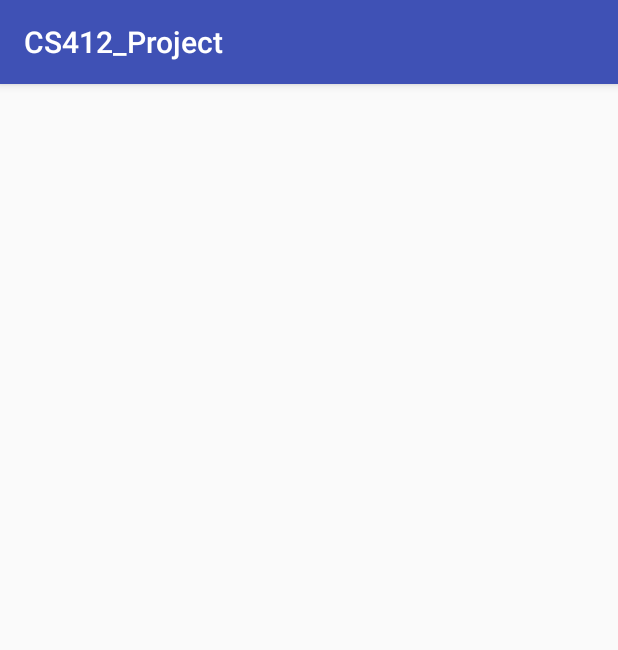
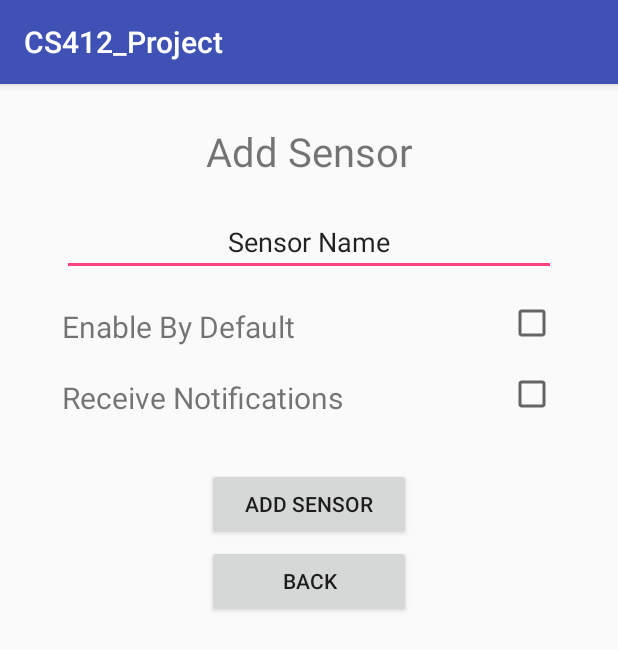
Before and after one commit to CelestialSurfer94/OpenIRSecurity, an Android app: the Activity_AddSensor screen opened directly, with no data from a screen before it, on a phone screen of 412 x 824 dp. Shown: the top 650 px of the screen. Run offline under Robolectric (Android 15) with nearby library versions, the phone set to English and light mode, and no system bars.

Commit message:
Added content to Add Sensor page and some functionality to buttons

```diff
--- a/app/src/main/java/cs412_project/csci412/wwu/edu/cs412_project/Activity_AddSensor.java
+++ b/app/src/main/java/cs412_project/csci412/wwu/edu/cs412_project/Activity_AddSensor.java
@@ -2,6 +2,10 @@ package cs412_project.csci412.wwu.edu.cs412_project;
 
 import android.support.v7.app.AppCompatActivity;
 import android.os.Bundle;
+import android.view.View;
+import android.widget.CheckBox;
+import android.widget.EditText;
+import android.widget.Toast;
 
 public class Activity_AddSensor extends AppCompatActivity {
 
@@ -10,4 +14,25 @@ public class Activity_AddSensor extends AppCompatActivity {
         super.onCreate(savedInstanceState);
         setContentView(R.layout.activity_addsensor);
     }
+
+    public void createDevice(View v){
+        EditText name_field = (EditText) findViewById(R.id.name_field);
+        CheckBox enable_check = (CheckBox) findViewById(R.id.enable_check);
+        CheckBox receive_check = (CheckBox) findViewById(R.id.receive_check);
+        boolean armed = enable_check.isChecked();
+        boolean receive = receive_check.isChecked();
+        Device d = new Device(name_field.getText().toString());
+        d.setArmed(armed);
+
+        //TODO: Add sensor to user, once user is known
+
+        //Resets EditText and CheckBox's so that user can add another device
+        Toast.makeText(this, "Sensor Added", Toast.LENGTH_LONG).show();
+        name_field.setText("Sensor Name");
+        enable_check.setChecked(false);
+        receive_check.setChecked(false);
+    }
+    public void goBack(View v){
+        this.finish();
+    }
 }
--- a/app/src/main/res/layout/activity_addsensor.xml
+++ b/app/src/main/res/layout/activity_addsensor.xml
@@ -6,4 +6,84 @@
     android:layout_height="match_parent"
     tools:context="cs412_project.csci412.wwu.edu.cs412_project.Activity_AddSensor">
 
+
+    <TextView
+        android:layout_width="wrap_content"
+        android:layout_height="wrap_content"
+        android:id="@+id/header"
+        android:text="@string/add_sensor_title"
+        app:layout_constraintRight_toRightOf="parent"
+        app:layout_constraintLeft_toLeftOf="parent"
+        app:layout_constraintTop_toTopOf="parent"
+        android:layout_marginTop="40px"
+        android:textSize="12pt"
+        />
+    <EditText
+        android:layout_width="0dp"
+        android:layout_height="wrap_content"
+        android:id="@+id/name_field"
+        android:text="@string/sensor_name"
+        android:gravity="center_horizontal"
+        app:layout_constraintRight_toRightOf="parent"
+        app:layout_constraintLeft_toLeftOf="parent"
+        app:layout_constraintTop_toBottomOf="@id/header"
+        android:layout_marginTop="30px"
+        app:layout_constraintWidth_default="percent"
+        app:layout_constraintWidth_percent=".8"
+        />
+    <TextView
+        android:layout_width="wrap_content"
+        android:layout_height="wrap_content"
+        android:id="@+id/enable_label"
+        android:text="@string/enable_default"
+        android:textSize="9pt"
+        app:layout_constraintLeft_toLeftOf="@id/name_field"
+        app:layout_constraintTop_toBottomOf="@id/name_field"
+        android:layout_marginTop="30px"
+        />
+    <TextView
+        android:layout_width="wrap_content"
+        android:layout_height="wrap_content"
+        android:id="@+id/recieve_label"
+        android:text="@string/recv_notifications"
+        android:textSize="9pt"
+        app:layout_constraintLeft_toLeftOf="@id/name_field"
+        app:layout_constraintTop_toBottomOf="@id/enable_label"
+        android:layout_marginTop="30px"
+        />
+    <CheckBox
+        android:layout_width="wrap_content"
+        android:layout_height="wrap_content"
+        android:id="@+id/enable_check"
+        app:layout_constraintRight_toRightOf="@id/name_field"
+        app:layout_constraintBottom_toBottomOf="@id/enable_label"
+        />
+    <CheckBox
+        android:layout_width="wrap_content"
+        android:layout_height="wrap_content"
+        android:id="@+id/receive_check"
+        app:layout_constraintRight_toRightOf="@id/name_field"
+        app:layout_constraintBottom_toBottomOf="@id/recieve_label"
+        />
+    <Button
+        android:layout_width="0dp"
+        android:layout_height="wrap_content"
+        android:id="@+id/confirm_button"
+        app:layout_constraintRight_toRightOf="parent"
+        app:layout_constraintLeft_toLeftOf="parent"
+        app:layout_constraintTop_toBottomOf="@id/recieve_label"
+        android:layout_marginTop="50px"
+        app:layout_constraintWidth_percent=".33"
+        android:text="@string/add_sensor_title"
+        />
+    <Button
+        android:layout_width="0dp"
+        android:layout_height="wrap_content"
+        app:layout_constraintRight_toRightOf="parent"
+        app:layout_constraintLeft_toLeftOf="parent"
+        app:layout_constraintTop_toBottomOf="@id/confirm_button"
+        app:layout_constraintWidth_percent=".33"
+        android:layout_marginTop="5px"
+        android:text="@string/back"
+        />
 </android.support.constraint.ConstraintLayout>
--- a/app/src/main/res/values/colors.xml
+++ b/app/src/main/res/values/colors.xml
@@ -3,4 +3,6 @@
     <color name="colorPrimary">#3F51B5</color>
     <color name="colorPrimaryDark">#303F9F</color>
     <color name="colorAccent">#FF4081</color>
+    <color name="light_grey">#CFD8DC</color>
+    <color name="dark_grey">#7B8D93</color>
 </resources>
--- a/app/src/main/res/values/strings.xml
+++ b/app/src/main/res/values/strings.xml
@@ -14,4 +14,9 @@
         completions."
     </string>
     <string name="title_activity_main">MainActivity</string>
+    <string name="add_sensor_title">Add Sensor</string>
+    <string name="enable_default">Enable By Default</string>
+    <string name="recv_notifications">Receive Notifications</string>
+    <string name="sensor_name">Sensor Name</string>
+    <string name="back">Back</string>
 </resources>
```
